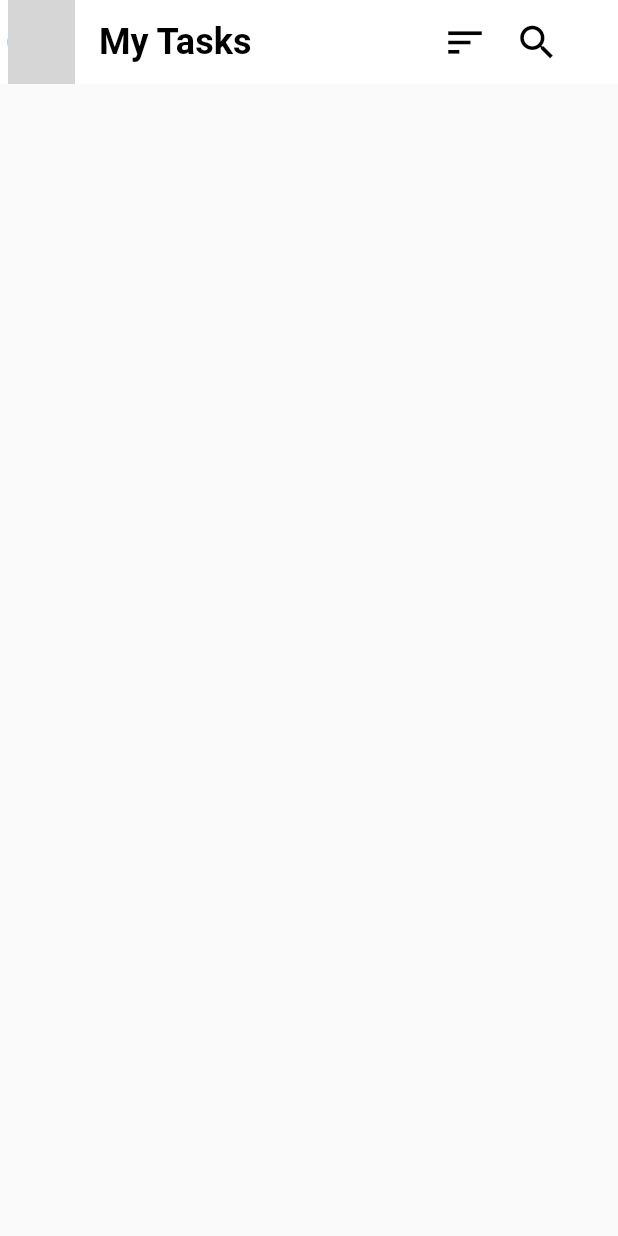
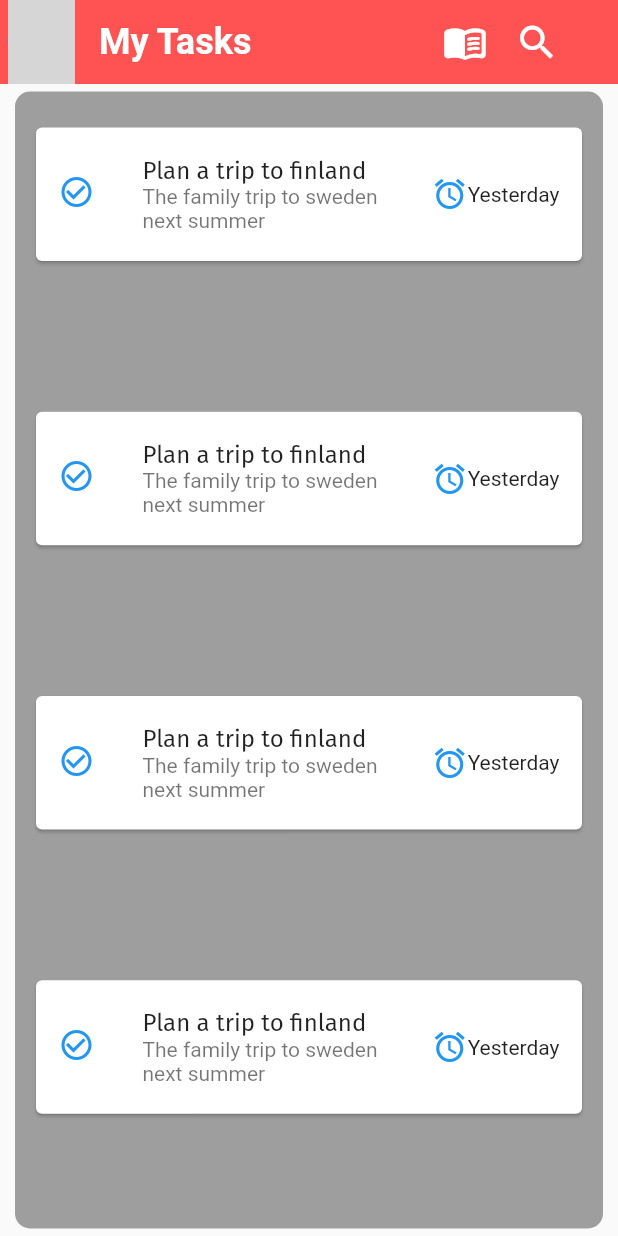
Before and after one commit to nad279444/amazing_todo_app, a Flutter app: the screen it shows after launch, on a phone screen of 412 x 824 dp. Run offline on Flutter 3.47's test engine with Material 2 defaults, Android fonts, the phone set to English and light mode, and no system bars; our stand-ins replace google_fonts; network calls fail; grey boxes are pictures that could not be loaded.

Commit message:
extracted the card widget from the container widget and also added google font package

```diff
--- a/lib/home/home.dart
+++ b/lib/home/home.dart
@@ -1,7 +1,15 @@
+import 'package:amazing_todo_app/shared_widgets/container_widget.dart';
 import 'package:flutter/material.dart';
 
-class Home extends StatelessWidget {
+class Home extends StatefulWidget {
   const Home({Key? key}) : super(key: key);
+
+  @override
+  State<Home> createState() => _HomeState();
+}
+
+class _HomeState extends State<Home> {
+  int value = 1;
 
   @override
   Widget build(BuildContext context) {
@@ -20,17 +28,33 @@ class Home extends StatelessWidget {
           'My Tasks',
           style: TextStyle(
               fontWeight: FontWeight.bold,
-              color: Colors.black,
+              color: Theme.of(context).appBarTheme.toolbarTextStyle!.color,
               fontSize:
                   Theme.of(context).appBarTheme.toolbarTextStyle!.fontSize),
         ),
         actions: [
-          IconButton(
-              onPressed: () {},
-              icon: Icon(
-                Icons.sort,
-                size: Theme.of(context).appBarTheme.iconTheme!.size,
-              )),
+          PopupMenuButton(
+              color: Colors.blue,
+              icon: const Icon(Icons.menu_book_rounded),
+              onSelected: (int value) {
+                setState(() {
+                  this.value = value;
+                });
+              },
+              itemBuilder: (BuildContext context) => const [
+                    PopupMenuItem(
+                      child: Text(
+                        'Todo',
+                        style: TextStyle(color: Colors.white),
+                      ),
+                      value: 1,
+                    ),
+                    PopupMenuItem(
+                      child: Text('Completed',
+                          style: TextStyle(color: Colors.white)),
+                      value: 2,
+                    ),
+                  ]),
           Padding(
             padding: const EdgeInsets.only(right: 30.0),
             child: IconButton(
@@ -42,6 +66,7 @@ class Home extends StatelessWidget {
           ),
         ],
       ),
+      body: const ContainerWidget(),
     );
   }
 }
--- a/lib/main.dart
+++ b/lib/main.dart
@@ -15,10 +15,10 @@ class Todos extends StatelessWidget {
         debugShowCheckedModeBanner: false,
         theme: ThemeData(
             appBarTheme: const AppBarTheme(
-                toolbarTextStyle: TextStyle(fontSize: 24),
+                toolbarTextStyle: TextStyle(fontSize: 24, color: Colors.white),
                 elevation: 0,
-                backgroundColor: Colors.white,
-                iconTheme: IconThemeData(color: Colors.black, size: 30))),
+                backgroundColor: Colors.redAccent,
+                iconTheme: IconThemeData(color: Colors.white, size: 30))),
         home: const Home());
   }
 }
--- /dev/null
+++ b/lib/shared_widgets/card_widget.dart
@@ -0,0 +1,45 @@
+import 'package:flutter/material.dart';
+import 'package:google_fonts/google_fonts.dart';
+
+class CardWidget extends StatelessWidget {
+  const CardWidget({
+    Key? key,
+  }) : super(key: key);
+
+  @override
+  Widget build(BuildContext context) {
+    return Padding(
+      padding: const EdgeInsets.symmetric(horizontal: 10, vertical: 20),
+      child: ListView(
+        children: [
+          Card(
+            child: ListTile(
+              contentPadding: const EdgeInsets.all(15),
+              leading: const Icon(
+                Icons.check_circle_outline,
+                color: Colors.blue,
+              ),
+              title:
+                  Text('Plan a trip to finland', style: GoogleFonts.firaSans()),
+              subtitle: Text(
+                'The family trip to sweden next summer',
+                style: GoogleFonts.montserratAlternates(),
+              ),
+              trailing: Row(
+                mainAxisAlignment: MainAxisAlignment.spaceBetween,
+                mainAxisSize: MainAxisSize.min,
+                children: const [
+                  Icon(
+                    Icons.access_alarm_outlined,
+                    color: Colors.blue,
+                  ),
+                  Text('Yesterday')
+                ],
+              ),
+            ),
+          ),
+        ],
+      ),
+    );
+  }
+}
--- /dev/null
+++ b/lib/shared_widgets/container_widget.dart
@@ -0,0 +1,29 @@
+import 'package:amazing_todo_app/shared_widgets/card_widget.dart';
+import 'package:flutter/material.dart';
+
+class ContainerWidget extends StatelessWidget {
+  const ContainerWidget({
+    Key? key,
+  }) : super(key: key);
+
+  @override
+  Widget build(BuildContext context) {
+    return Padding(
+      padding: const EdgeInsets.fromLTRB(10, 5, 10, 5),
+      child: Container(
+        decoration: BoxDecoration(
+            color: Colors.grey, borderRadius: BorderRadius.circular(10.0)),
+        width: MediaQuery.of(context).size.width,
+        height: MediaQuery.of(context).size.height,
+        child: Column(
+          children: const [
+            Expanded(child: CardWidget()),
+            Expanded(child: CardWidget()),
+            Expanded(child: CardWidget()),
+            Expanded(child: CardWidget()),
+          ],
+        ),
+      ),
+    );
+  }
+}
--- a/pubspec.yaml
+++ b/pubspec.yaml
@@ -34,6 +34,7 @@ dependencies:
   # The following adds the Cupertino Icons font to your application.
   # Use with the CupertinoIcons class for iOS style icons.
   cupertino_icons: ^1.0.2
+  google_fonts: ^2.1.0
 
 dev_dependencies:
   flutter_test:
```
Also changed, not shown: pubspec.lock.
